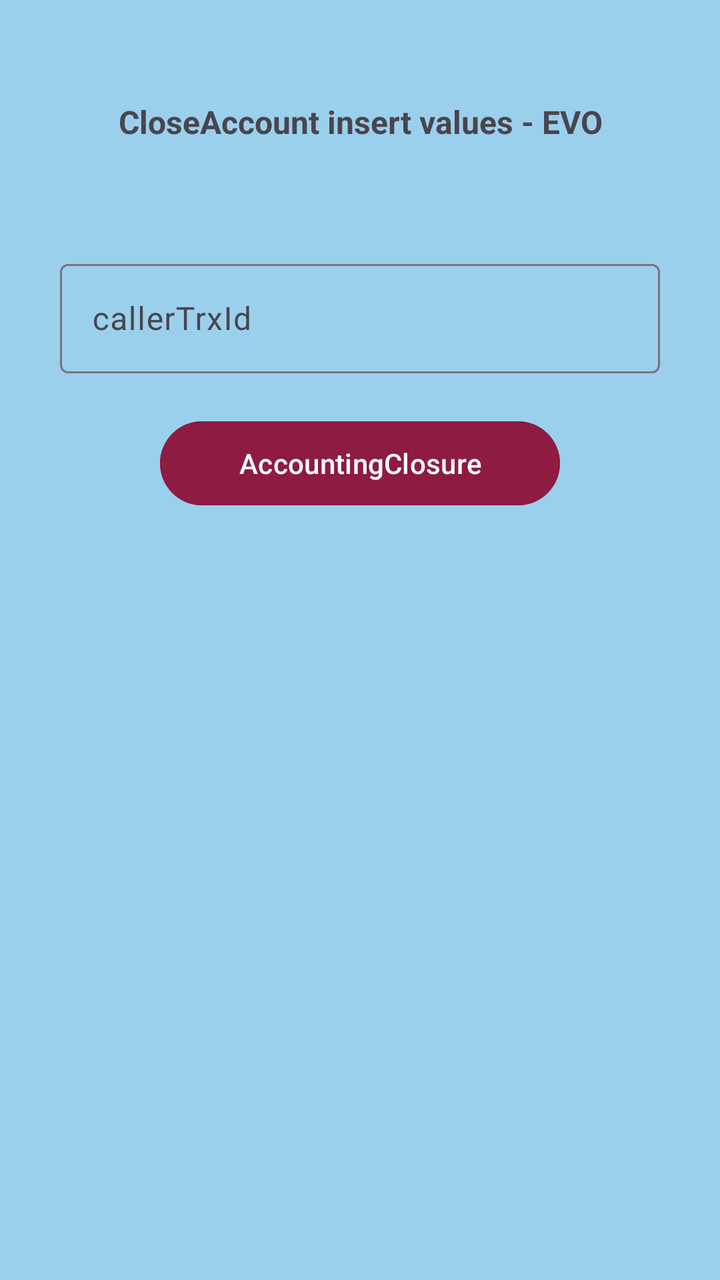
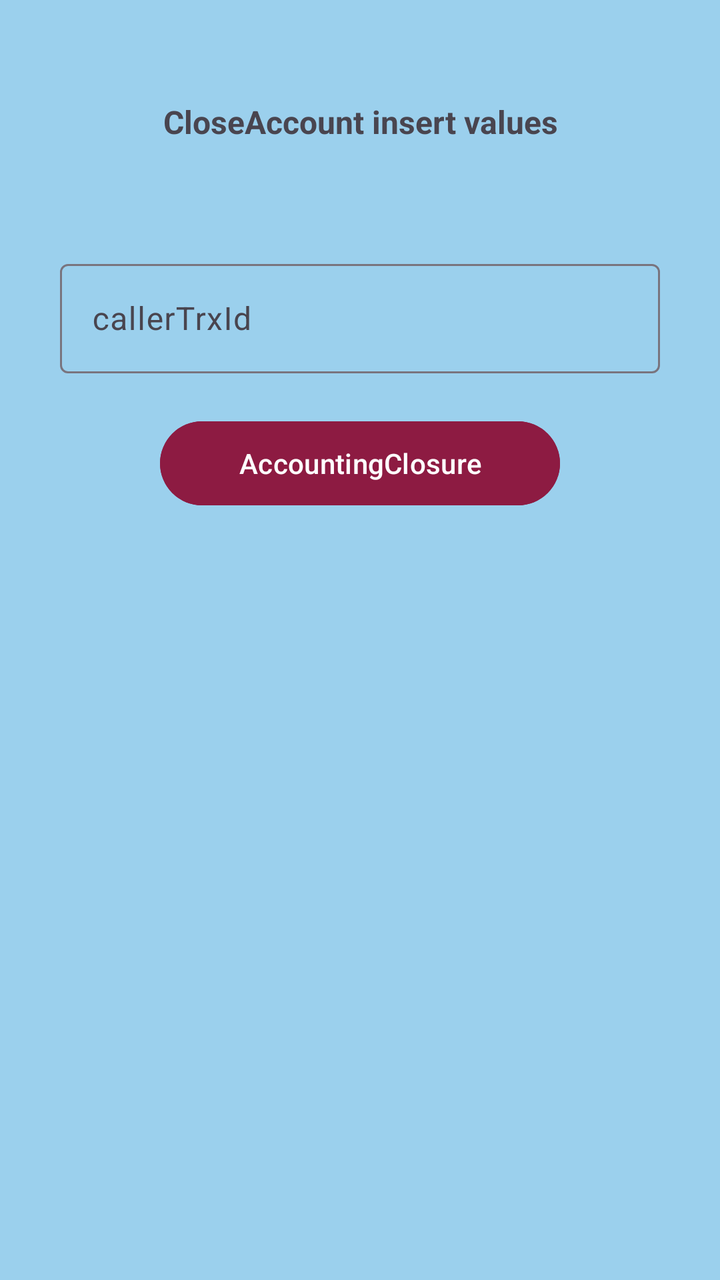

The first picture is an Android layout as it rendered before a commit; the second is the same layout after the commit. The layout source and the unified diff follow.
<!-- AndroidManifest.xml: application theme Theme.SystIntTestSoftPosEvo -->
<!-- res/layout/activity_accounting_closure_insert_values.xml -->
<?xml version="1.0" encoding="utf-8"?>
<LinearLayout xmlns:android="http://schemas.android.com/apk/res/android"
    xmlns:app="http://schemas.android.com/apk/res-auto"
    xmlns:tools="http://schemas.android.com/tools"
    android:id="@+id/main"
    android:layout_width="match_parent"
    android:layout_height="match_parent"
    android:background="@color/color_background_activity"
    tools:context="it.nexi.softpos_evo_java_light.activities.AccountingClosureInsertValuesActivity"
    android:orientation="vertical"
    >

    <TextView
        android:id="@+id/textViewLastTransacionHeader"
        android:layout_width="match_parent"
        android:layout_height="wrap_content"
        android:layout_marginTop="50dp"
        android:text="CloseAccount insert values - EVO"
        android:textAlignment="center"
        android:textSize="16sp"
        android:textStyle="bold"
        />

    <ScrollView
        android:layout_width="wrap_content"
        android:layout_height="wrap_content"
        android:layout_gravity="center"
        android:layout_marginTop="50dp"
        >

        <LinearLayout
            android:layout_width="match_parent"
            android:layout_height="wrap_content"
            android:orientation="vertical"
            >
            <com.google.android.material.textfield.TextInputLayout
                android:id="@+id/textInputLayoutCallerTrxId"
                android:layout_width="@dimen/edittext_width"
                android:layout_height="@dimen/edittext_height"
                android:layout_marginTop="@dimen/edittext_margin_top"
                android:hint="callerTrxId">

                <EditText
                    android:id="@+id/editTextCallerTrxId"
                    android:layout_width="match_parent"
                    android:layout_height="match_parent"
                    android:ems="10"
                    android:inputType="text"

                    />

            </com.google.android.material.textfield.TextInputLayout>


            <Button
                android:id="@+id/btnStartCloseAccountingClosure"
                android:layout_width="200dp"
                android:layout_height="@dimen/button_height"
                android:layout_marginTop="20dp"
                android:layout_gravity="center"
                android:backgroundTint="@color/color_background_button"
                android:text="AccountingClosure" />

        </LinearLayout>

    </ScrollView>

</LinearLayout>
<!-- resources referenced by this layout -->
<resources>
  <color name="color_background_activity">#9BD0ED</color>
  <color name="color_background_button">#8D1B42</color>
  <dimen name="button_height">50dp</dimen>
  <dimen name="edittext_height">60dp</dimen>
  <dimen name="edittext_margin_top">5dp</dimen>
  <dimen name="edittext_width">300dp</dimen>
  <style name="Theme.SystIntTestSoftPosEvo" parent="Base.Theme.SystIntTestSoftPosEvo" />
  <style name="Base.Theme.SystIntTestSoftPosEvo" parent="Theme.Material3.DayNight.NoActionBar">
          
          
      </style>
</resources>

<!-- the commit's change to res/layout/activity_accounting_closure_insert_values.xml (unified diff, before → after) -->
@@ -15,7 +15,7 @@
         android:layout_width="match_parent"
         android:layout_height="wrap_content"
         android:layout_marginTop="50dp"
-        android:text="CloseAccount insert values - EVO"
+        android:text="CloseAccount insert values"
         android:textAlignment="center"
         android:textSize="16sp"
         android:textStyle="bold"
